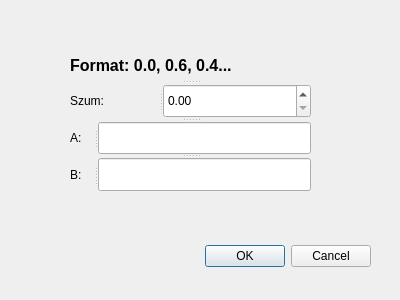
This is dialog.ui in AleksandraWronaa/SymulatorUAR_GUI as Qt 5 draws it before an edit. The edited form follows.
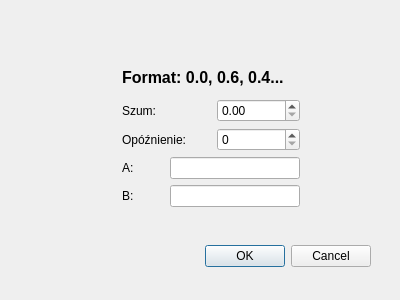
This is the edited form.

Patch:
```diff
--- a/dialog.ui
+++ b/dialog.ui
@@ -29,18 +29,17 @@
     <set>QDialogButtonBox::Cancel|QDialogButtonBox::Ok</set>
    </property>
   </widget>
-  <widget class="QSplitter" name="splitter_5">
+  <widget class="QWidget" name="">
    <property name="geometry">
     <rect>
-     <x>70</x>
-     <y>50</y>
-     <width>241</width>
-     <height>141</height>
+     <x>122</x>
+     <y>62</y>
+     <width>178</width>
+     <height>145</height>
     </rect>
    </property>
-   <property name="orientation">
-    <enum>Qt::Vertical</enum>
-   </property>
+   <layout class="QGridLayout" name="gridLayout">
+    <item row="0" column="0" colspan="4">
    <widget class="QLabel" name="label_4">
     <property name="font">
      <font>
@@ -52,44 +51,48 @@
      <string>Format: 0.0, 0.6, 0.4...</string>
     </property>
    </widget>
-   <widget class="QSplitter" name="splitter_4">
-    <property name="orientation">
-     <enum>Qt::Vertical</enum>
-    </property>
-    <widget class="QSplitter" name="splitter">
-     <property name="orientation">
-      <enum>Qt::Horizontal</enum>
-     </property>
+    </item>
+    <item row="1" column="0" colspan="2">
      <widget class="QLabel" name="label_3">
       <property name="text">
        <string>Szum:</string>
       </property>
      </widget>
-     <widget class="QDoubleSpinBox" name="szumDialog"/>
-    </widget>
-    <widget class="QSplitter" name="splitter_2">
-     <property name="orientation">
-      <enum>Qt::Horizontal</enum>
-     </property>
+    </item>
+    <item row="3" column="0">
      <widget class="QLabel" name="label">
       <property name="text">
        <string>A:</string>
       </property>
      </widget>
-     <widget class="QLineEdit" name="ADialog"/>
-    </widget>
-    <widget class="QSplitter" name="splitter_3">
-     <property name="orientation">
-      <enum>Qt::Horizontal</enum>
-     </property>
+    </item>
+    <item row="4" column="0">
      <widget class="QLabel" name="label_2">
       <property name="text">
        <string>B:</string>
       </property>
      </widget>
+    </item>
+    <item row="4" column="1" colspan="3">
      <widget class="QLineEdit" name="BDialog"/>
-    </widget>
-   </widget>
+    </item>
+    <item row="3" column="1" colspan="3">
+     <widget class="QLineEdit" name="ADialog"/>
+    </item>
+    <item row="1" column="2" colspan="2">
+     <widget class="QDoubleSpinBox" name="szumDialog"/>
+    </item>
+    <item row="2" column="0" colspan="2">
+     <widget class="QLabel" name="label_5">
+      <property name="text">
+       <string>Opóźnienie:</string>
+      </property>
+     </widget>
+    </item>
+    <item row="2" column="2" colspan="2">
+     <widget class="QSpinBox" name="spinBox_delay"/>
+    </item>
+   </layout>
   </widget>
  </widget>
  <resources/>
```
Lines whose indentation alone changed are shown as unchanged.
